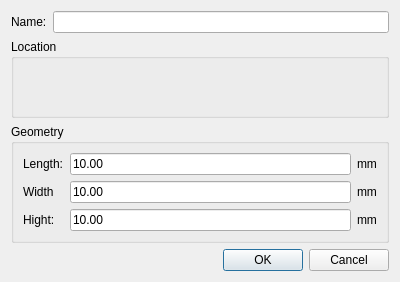
Qt form Code/GeometryWidgets/dialogCreateBox.ui (DISOGitHub/FastCAE_Linux) before a commit.
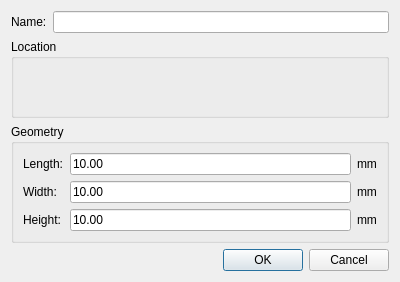
The same form after that commit.

Patch:
```diff
--- a/Code/GeometryWidgets/dialogCreateBox.ui
+++ b/Code/GeometryWidgets/dialogCreateBox.ui
@@ -68,7 +68,7 @@
       <item row="2" column="0">
        <widget class="QLabel" name="label_3">
         <property name="text">
-         <string>Width</string>
+         <string>Width:</string>
         </property>
        </widget>
       </item>
@@ -129,7 +129,7 @@
       <item row="3" column="0">
        <widget class="QLabel" name="label_4">
         <property name="text">
-         <string>Hight:</string>
+         <string>Height:</string>
         </property>
        </widget>
       </item>
```
